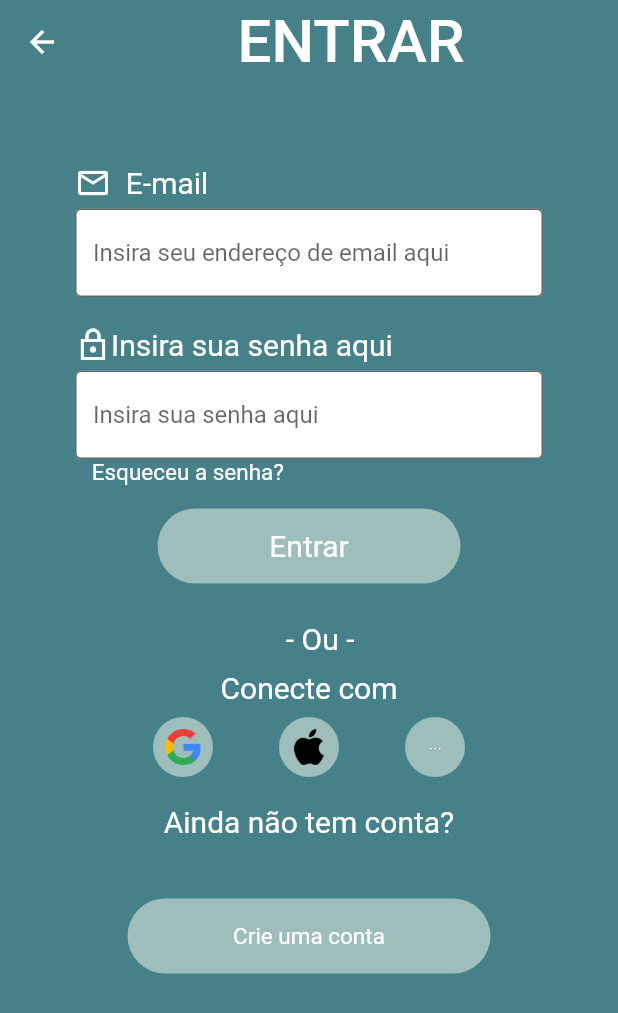
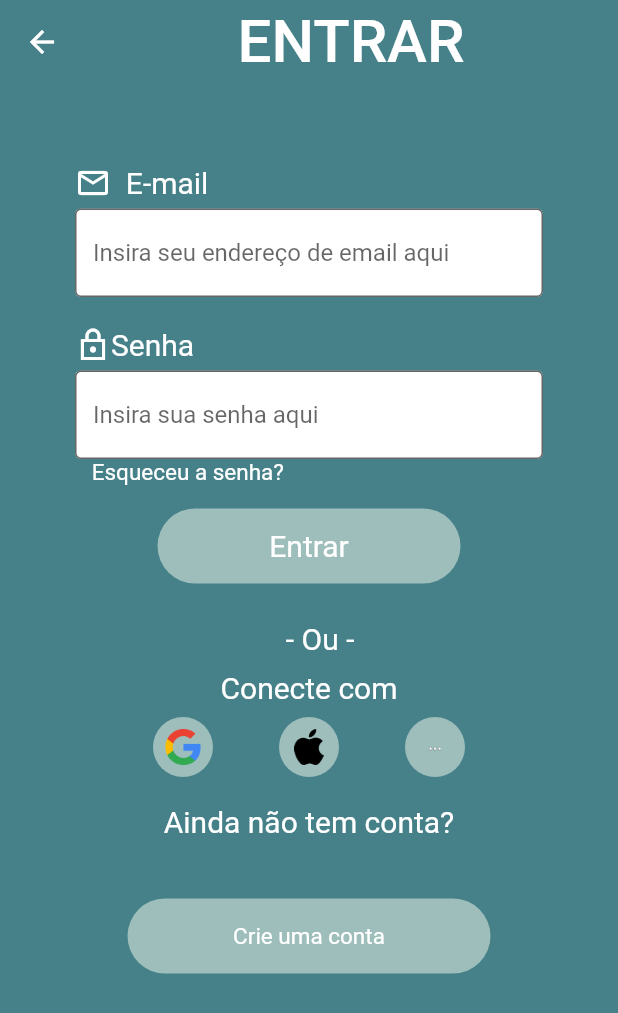
Before and after one commit to ThiagoAlmeida0/PMOB_2022, a Flutter app: the RegisterScreen screen opened by its route, scrolled down 147 dp, after a tap on "Registrar", after a tap on "Ir para Login", on a phone screen of 412 x 824 dp. Shown: the top 1013 px of the screen. Run offline on Flutter 3.47's test engine with Material 2 defaults, Android fonts, the phone set to English and light mode, and no system bars; our stand-ins replace font_awesome_flutter, sqflite; accounts and stored records are empty.

Commit message:
add some things

```diff
--- a/lib/domain/user.dart
+++ b/lib/domain/user.dart
@@ -1,21 +1,29 @@
-
-class User{
-
+class User {
   String? email;
   String? senha;
   String? nome;
   String? serie;
+  String? cep;
+  String? endereco;
+  String? cpf;
 
-
-  User({this.email, this.senha, this.nome, this.serie});
+  User(
+      {this.email,
+      this.senha,
+      this.nome,
+      this.serie,
+      this.cep,
+      this.endereco,
+      this.cpf});
 
   User.fromJson(Map<String, dynamic> json) {
     email = json['email'];
     senha = json['senha'];
     nome = json['nome'];
     serie = json['serie'];
-
-
+    cep = json['cep'];
+    endereco = json['endereco'];
+    cpf = json['cpf'];
   }
 
   Map<String, dynamic> toJson() {
@@ -24,9 +32,10 @@ class User{
     data['senha'] = senha;
     data['nome'] = nome;
     data['serie'] = serie;
+    data['cep'] = cep;
+    data['endereco'] = endereco;
+    data['cpf'] = cpf;
 
     return data;
   }
-
-
 }
--- a/lib/ui/screens/authentication/login_screen.dart
+++ b/lib/ui/screens/authentication/login_screen.dart
@@ -80,7 +80,7 @@ class _LoginScreenState extends State<LoginScreen> {
                     Icons.lock_outline_sharp,
                     color: iconColor,
                   ),
-                  Text("Insira sua senha aqui",
+                  Text("Senha",
                       style: TextStyle(fontSize: 20, color: textColor))
                 ],
               ),
--- a/lib/ui/screens/authentication/registe_screen.dart
+++ b/lib/ui/screens/authentication/registe_screen.dart
@@ -272,13 +272,19 @@ class _NewUserState extends State<RegisterScreen> {
       String passwordDigitado = passwordController.text;
       String nomeDigitado = nameController.text;
       String serieDigitada = gradeController.text;
+      String cpfDigitado = cpfController.text;
+      String cepDigitado = cepController.text;
+      String enderecoDigitado = addressController.text;
 
       /// SALVAR USUARIO
       User userCriado = User(
           email: emailDigitado,
           senha: passwordDigitado,
           nome: nomeDigitado,
-          serie: serieDigitada);
+          serie: serieDigitada,
+          cep: cepDigitado,
+          endereco: enderecoDigitado,
+          cpf: cpfDigitado);
       await UserDao().salvarUser(user: userCriado);
       showSnackBar('Usuário foi salvo com sucesso!');
       Navigator.of(context).pushReplacementNamed("/home");
```
Also changed, not shown: lib/data/dbHelper.dart (+4 -7 lines).
